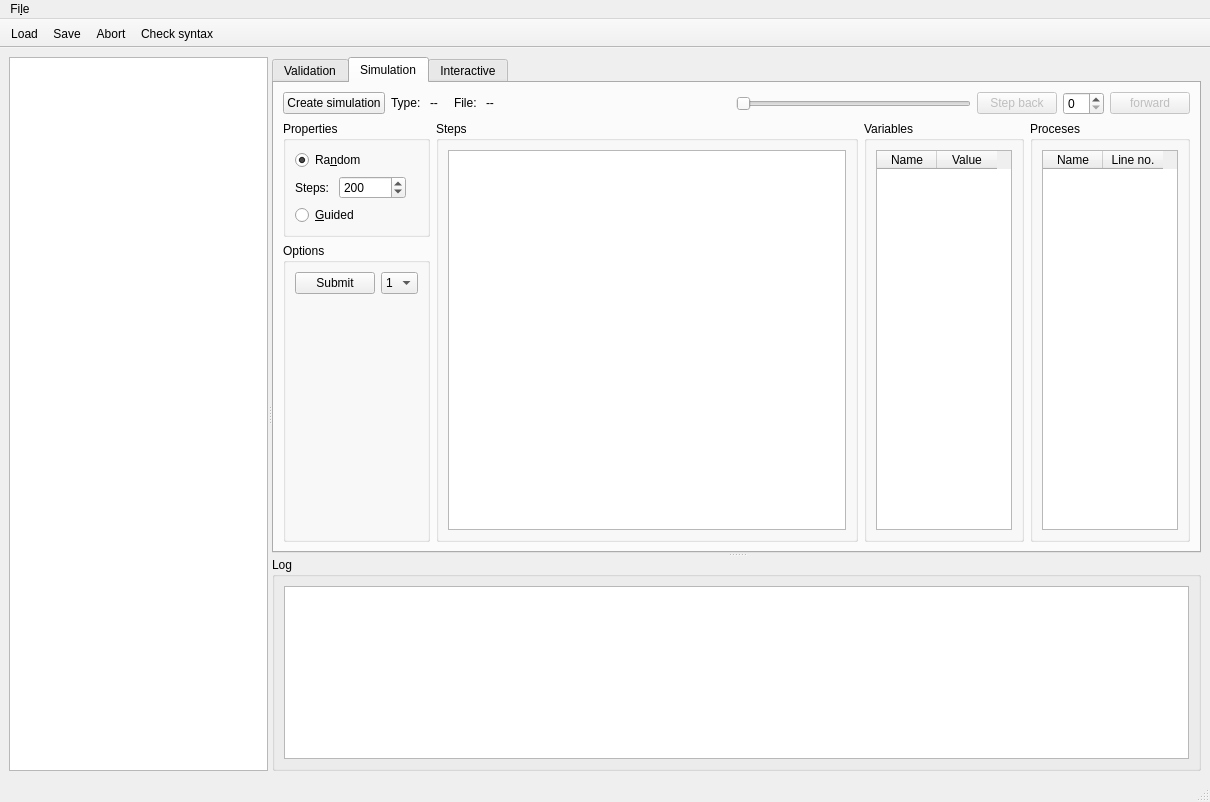
This is mainwindow.ui in flamingoen/qspin as Qt 5 draws it before an edit. The edited form follows.
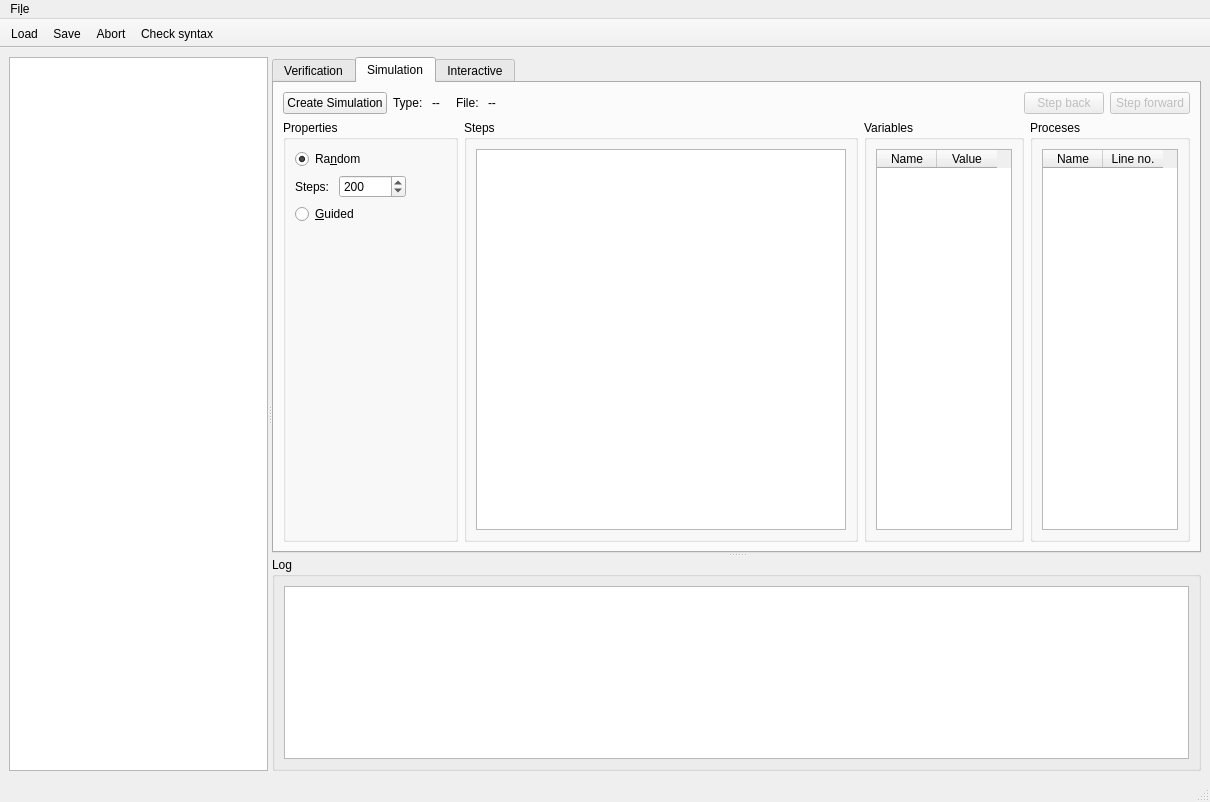
This is the edited form. The open tabs and pages were chosen to show the change. Icons and pictures are not drawn. Custom widgets are drawn as their Qt base class.

Diff of the .ui file:
```diff
--- a/mainwindow.ui
+++ b/mainwindow.ui
@@ -85,7 +85,7 @@
         </property>
         <widget class="QWidget" name="validationTab">
          <attribute name="title">
-          <string>Validation</string>
+          <string>Verification</string>
          </attribute>
          <layout class="QVBoxLayout" name="verticalLayout_4">
           <item>
@@ -764,7 +764,7 @@
                </sizepolicy>
               </property>
               <property name="text">
-               <string>Create simulation</string>
+               <string>Create Simulation</string>
               </property>
              </widget>
             </item>
@@ -849,22 +849,6 @@
               </property>
              </spacer>
             </item>
-            <item>
-             <widget class="QSlider" name="sliderSteps">
-              <property name="enabled">
-               <bool>false</bool>
-              </property>
-              <property name="sizePolicy">
-               <sizepolicy hsizetype="MinimumExpanding" vsizetype="Fixed">
-                <horstretch>0</horstretch>
-                <verstretch>0</verstretch>
-               </sizepolicy>
-              </property>
-              <property name="orientation">
-               <enum>Qt::Horizontal</enum>
-              </property>
-             </widget>
-            </item>
             <item>
              <widget class="QPushButton" name="buttonSimBackward">
               <property name="enabled">
@@ -875,16 +859,13 @@
               </property>
              </widget>
             </item>
-            <item>
-             <widget class="QSpinBox" name="spinBox"/>
-            </item>
             <item>
              <widget class="QPushButton" name="buttonSimForward">
               <property name="enabled">
                <bool>false</bool>
               </property>
               <property name="text">
-               <string>forward</string>
+               <string>Step forward</string>
               </property>
              </widget>
             </item>
@@ -972,61 +953,6 @@
                    </property>
                   </widget>
                  </item>
-                </layout>
-               </widget>
-              </item>
-              <item>
-               <widget class="QGroupBox" name="groupBox_2">
-                <property name="sizePolicy">
-                 <sizepolicy hsizetype="Fixed" vsizetype="Preferred">
-                  <horstretch>0</horstretch>
-                  <verstretch>0</verstretch>
-                 </sizepolicy>
-                </property>
-                <property name="title">
-                 <string>Options</string>
-                </property>
-                <layout class="QVBoxLayout" name="verticalLayout_3">
-                 <item>
-                  <layout class="QHBoxLayout" name="horizontalLayout_2">
-                   <item>
-                    <widget class="QPushButton" name="buttonSubmit">
-                     <property name="text">
-                      <string>Submit</string>
-                     </property>
-                    </widget>
-                   </item>
-                   <item>
-                    <widget class="QComboBox" name="comboChoice">
-                     <item>
-                      <property name="text">
-                       <string>1</string>
-                      </property>
-                     </item>
-                     <item>
-                      <property name="text">
-                       <string>2</string>
-                      </property>
-                     </item>
-                     <item>
-                      <property name="text">
-                       <string>3</string>
-                      </property>
-                     </item>
-                     <item>
-                      <property name="text">
-                       <string>4</string>
-                      </property>
-                     </item>
-                     <item>
-                      <property name="text">
-                       <string>5</string>
-                      </property>
-                     </item>
-                    </widget>
-                   </item>
-                  </layout>
-                 </item>
                  <item>
                   <spacer name="verticalSpacer_2">
                    <property name="orientation">
```
Left out of the diff: 62 changed lines with no effect on the pictures.
